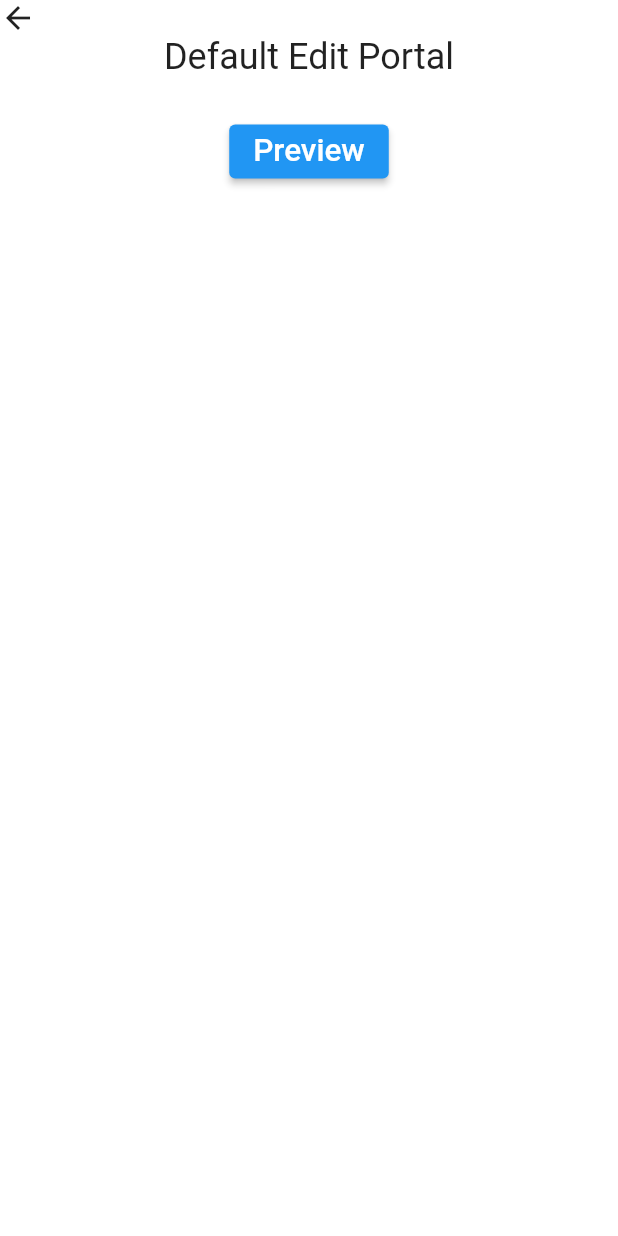
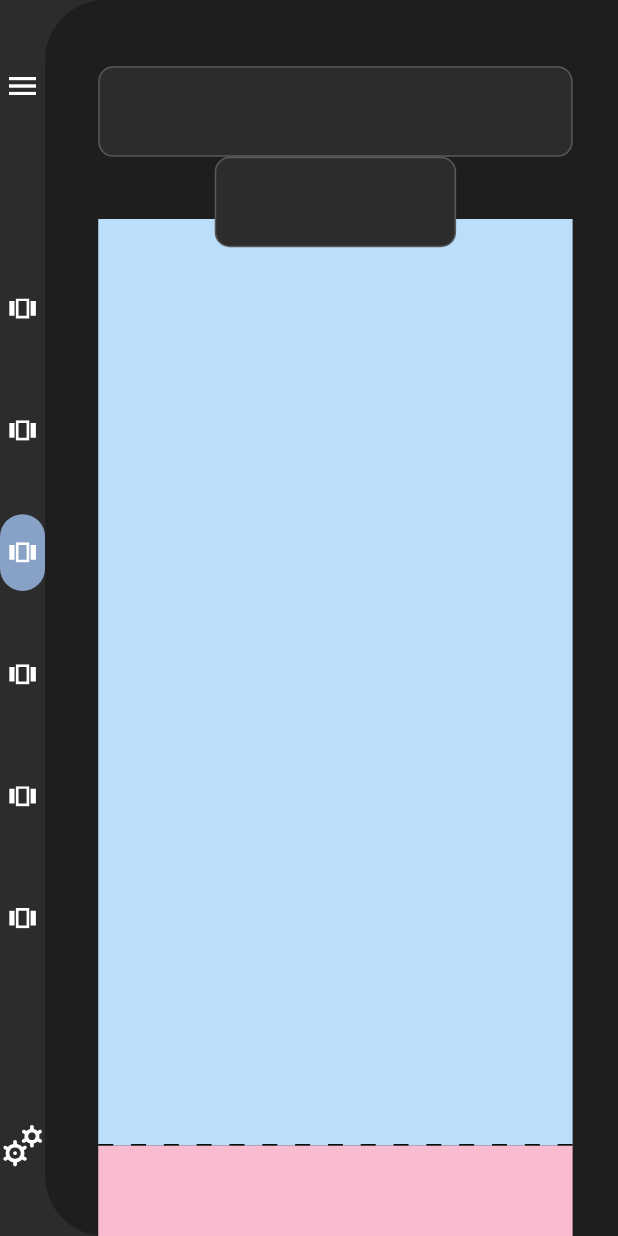
Before and after one commit to aman-netizen-ux/HackCraft, a Flutter app: the DefaultEditPortal screen opened by its route, on a phone screen of 412 x 824 dp. Run offline on Flutter 3.47's test engine with Material 2 defaults, Android fonts, the phone set to English and light mode, and no system bars; our stand-ins replace flutter_colorpicker, flutter_svg, google_fonts, timeline_tile; missing offline and left inert: flutter_font_picker.

Commit message:
default edit portal base done

```diff
--- a/lib/constants/colors.dart
+++ b/lib/constants/colors.dart
@@ -15,10 +15,15 @@ const black8= Color.fromARGB(255, 112, 111, 125);
 
 const greyish1= Color.fromARGB(255, 86, 74, 74);
 const greyish2= Color.fromARGB(255, 190, 181, 181);
+const greyish3= Color.fromARGB(255, 90, 89, 89);
+
 
 
 const grey1= Color.fromARGB(255, 243, 243, 243);
 const grey2= Color.fromARGB(255, 227, 227, 227);
+const grey3= Color.fromARGB(255, 44, 44, 44);
+const grey4= Color.fromARGB(255, 30, 30, 30);
+
 
 
 const lavender  = Color.fromARGB(255, 226, 204, 255);
@@ -27,6 +32,8 @@ const defaultTemplateCardTitle= Color.fromARGB(255, 150, 102, 197);
 const defaultTemplateCardBorder= Color.fromARGB(255, 217, 179, 255);
 const customTemplateCardTitle= Color.fromARGB(255, 39, 171, 183);
 const customTemplateCardBorder= Color.fromARGB(255, 108, 209, 219);
+const sectionSelection= Color.fromARGB(255, 136, 161, 199);// softblue in edit portal (default)
+
 
 
 const lightBlue= Color.fromARGB(255, 181, 201, 255);
--- /dev/null
+++ b/lib/views/Components/separator.dart
@@ -0,0 +1,33 @@
+import 'package:flutter/material.dart';
+
+class Separator extends StatelessWidget {
+  const Separator({Key? key, this.height = 1, this.color = Colors.black})
+      : super(key: key);
+  final double height;
+  final Color color;
+
+  @override
+  Widget build(BuildContext context) {
+    return LayoutBuilder(
+      builder: (BuildContext context, BoxConstraints constraints) {
+        final boxWidth = constraints.constrainWidth();
+        const dashWidth = 10.0;
+        final dashHeight = height;
+        final dashCount = (boxWidth / (2 * dashWidth)).floor();
+        return Flex(
+          mainAxisAlignment: MainAxisAlignment.spaceBetween,
+          direction: Axis.horizontal,
+          children: List.generate(dashCount, (_) {
+            return SizedBox(
+              width: dashWidth,
+              height: dashHeight,
+              child: DecoratedBox(
+                decoration: BoxDecoration(color: color),
+              ),
+            );
+          }),
+        );
+      },
+    );
+  }
+}
--- /dev/null
+++ b/lib/views/Screens/DefaultEditPortal/Desktop/Sections/canvas.dart
@@ -0,0 +1,55 @@
+import 'package:flutter/material.dart';
+import 'package:major_project__widget_testing/constants/colors.dart';
+import 'package:major_project__widget_testing/utils/scaling.dart';
+import 'package:major_project__widget_testing/views/Components/separator.dart';
+
+
+class DefaultCanvas extends StatefulWidget {
+  const DefaultCanvas({super.key});
+
+  @override
+  State<DefaultCanvas> createState() => _DefaultCanvasState();
+}
+
+class _DefaultCanvasState extends State<DefaultCanvas> {
+  @override
+  Widget build(BuildContext context) {
+    return Expanded(
+      flex: 8698,
+      child: SizedBox(
+        height: double.infinity,
+        width: double.infinity,
+        child: ListView(
+          children: [
+            Container(
+              height: scaleHeight(context, 615),
+              width: double.infinity,
+              color: Colors.blue[100],
+            ),
+            Container(
+              height: scaleHeight(context, 615),
+              width: double.infinity,
+              color: Colors.pink[100],
+            ),
+            Container(
+              height: scaleHeight(context, 615),
+              width: double.infinity,
+              color: Colors.brown[300],
+            ),
+            Container(
+              height: scaleHeight(context, 400),
+              width: double.infinity,
+              color: Colors.purple[200],
+            ),
+            Container(
+              height: scaleHeight(context, 60),
+              width: double.infinity,
+              color: grey4,
+            ),
+
+          ],
+        ),
+      ),
+    );
+  }
+}
--- /dev/null
+++ b/lib/views/Screens/DefaultEditPortal/Desktop/Sections/right_panel.dart
@@ -0,0 +1,63 @@
+import 'package:flutter/material.dart';
+import 'package:major_project__widget_testing/constants/colors.dart';
+import 'package:major_project__widget_testing/utils/scaling.dart';
+import 'package:major_project__widget_testing/views/Components/separator.dart';
+import 'package:major_project__widget_testing/views/Screens/DefaultEditPortal/Desktop/Sections/canvas.dart';
+import 'package:major_project__widget_testing/views/Screens/DefaultEditPortal/Desktop/Sections/stackedToolBar.dart';
+import 'package:major_project__widget_testing/views/Screens/DefaultEditPortal/Desktop/Sections/toolbar.dart';
+
+class RightPanel extends StatefulWidget {
+  const RightPanel({super.key});
+
+  @override
+  State<RightPanel> createState() => _RightPanelState();
+}
+
+class _RightPanelState extends State<RightPanel> {
+  @override
+  Widget build(BuildContext context) {
+    return Container(
+      height: double.infinity,
+      width: double.infinity,
+      padding: EdgeInsets.only(
+          left: scaleWidth(context, 110),
+          right: scaleWidth(context, 94),
+          top: scaleHeight(context, 44)),
+      decoration: const BoxDecoration(
+        borderRadius: BorderRadius.only(
+            topLeft: Radius.circular(40), bottomLeft: Radius.circular(40)),
+        color: grey4,
+      ),
+      child: Stack(
+        children: [
+          Column(
+            children: [
+              const ToolBar(),
+              Expanded(flex: 0528, child: Container()),
+              const DefaultCanvas()
+            ],
+          ),
+          Align(
+             alignment: Alignment.topCenter,
+            child: Padding(
+                padding: EdgeInsets.only(top: scaleHeight(context, 60)),
+                child: StackedToolBar()),
+          ),
+
+          Align(
+            alignment: Alignment.bottomCenter,
+            child: Container(
+              padding: EdgeInsets.only(
+                bottom: scaleHeight(context, 60),
+              ),
+              width: double.infinity, // Set the width to double.infinity
+              child: const Separator(),
+            ),
+          )
+
+
+        ],
+      ),
+    );
+  }
+}
--- /dev/null
+++ b/lib/views/Screens/DefaultEditPortal/Desktop/Sections/side_panel.dart
@@ -0,0 +1,112 @@
+import 'package:flutter/material.dart';
+import 'package:flutter_svg/flutter_svg.dart';
+import 'package:major_project__widget_testing/constants/colors.dart';
+import 'package:major_project__widget_testing/constants/radius.dart';
+import 'package:major_project__widget_testing/utils/scaling.dart';
+
+class SidePanel extends StatefulWidget {
+  const SidePanel({super.key});
+
+  @override
+  State<SidePanel> createState() => _SidePanelState();
+}
+
+class _SidePanelState extends State<SidePanel> {
+  @override
+  Widget build(BuildContext context) {
+    return Padding(
+      padding: EdgeInsets.symmetric(vertical: scaleHeight(context, 45)),
+      child: Column(
+        mainAxisAlignment: MainAxisAlignment.spaceBetween,
+        children: [
+          InkWell(
+            splashColor: Colors.transparent,
+            highlightColor: Colors.transparent,
+              onTap: () {
+                Navigator.pushNamed(context, '/defaultTemplate');
+              },
+              child: const Icon(
+                Icons.menu,
+                color: Colors.white,
+              )),
+
+          Column(
+            children: List.generate(6, (index) {
+              int selectedSection = 2;
+              return SectionButton(
+                selectedSection: selectedSection,
+                index: index,
+              );
+            }),
+          ),
+
+          InkWell(
+            splashColor: Colors.transparent,
+            highlightColor: Colors.transparent,
+              onTap: () {},
+              child: SvgPicture.asset(
+                  'assets/icons/defaultEditPortal/settings.svg'))
+        ],
+      ),
+    );
+  }
+}
+
+class SectionButton extends StatelessWidget {
+  const SectionButton({
+    super.key,
+    required this.selectedSection, required this.index,
+  });
+
+  final int selectedSection;
+  final int index;
+
+  @override
+  Widget build(BuildContext context) {
+    return Padding(
+      padding:  EdgeInsets.symmetric(
+          vertical: scaleHeight(context, 15),
+        ).copyWith(
+          top: index == 0
+              ? 0
+              : null, // Remove top margin for the first item
+          bottom: index == 5
+              ? 0
+              : null, // Remove bottom margin for the last item
+        ),
+      child: InkWell(
+      highlightColor: Colors.transparent,
+      hoverColor: sectionSelection.withOpacity(0.2),
+      splashColor: sectionSelection,
+      borderRadius:  BorderRadius.circular(rad5_3),
+
+        onTap: () {
+          // Add your onTap functionality here
+
+        },
+        child: Container(
+          padding: EdgeInsets.symmetric(
+            horizontal: scaleWidth(context, 19),
+            vertical: scaleHeight(context, 14),
+          ),
+          // margin: EdgeInsets.symmetric(
+          //   vertical: scaleHeight(context, 15),
+          // ).copyWith(
+          //   top: index == 0
+          //       ? 0
+          //       : null, // Remove top margin for the first item
+          //   bottom: index == 5
+          //       ? 0
+          //       : null, // Remove bottom margin for the last item
+          // ),
+          decoration: BoxDecoration(
+            color: selectedSection == index ? sectionSelection : null,
+            borderRadius: BorderRadius.circular(rad5_3),
+          ),
+          child: SvgPicture.asset(
+              'assets/icons/defaultEditPortal/section_icon.svg'),
+        ),
+      ),
+    );
+  }
+}
--- /dev/null
+++ b/lib/views/Screens/DefaultEditPortal/Desktop/Sections/stackedToolBar.dart
@@ -0,0 +1,28 @@
+import 'package:flutter/material.dart';
+import 'package:major_project__widget_testing/constants/colors.dart';
+import 'package:major_project__widget_testing/constants/radius.dart';
+import 'package:major_project__widget_testing/utils/scaling.dart';
+
+class StackedToolBar extends StatefulWidget {
+  const StackedToolBar({super.key});
+
+  @override
+  State<StackedToolBar> createState() => _StackedToolBarState();
+}
+
+class _StackedToolBarState extends State<StackedToolBar> {
+  @override
+  Widget build(BuildContext context) {
+    return Container(
+      height: scaleHeight(context, 60),
+      width: scaleWidth(context, 500),
+      decoration: BoxDecoration(
+        color: grey3,
+        borderRadius: BorderRadius.circular(rad5_2),
+        border: Border.all(
+          color: greyish3
+        )
+      ),
+    );
+  }
+}
--- /dev/null
+++ b/lib/views/Screens/DefaultEditPortal/Desktop/Sections/toolbar.dart
@@ -0,0 +1,31 @@
+import 'package:flutter/material.dart';
+import 'package:major_project__widget_testing/constants/colors.dart';
+import 'package:major_project__widget_testing/constants/radius.dart';
+import 'package:major_project__widget_testing/utils/scaling.dart';
+
+class ToolBar extends StatefulWidget {
+  const ToolBar({super.key});
+
+  @override
+  State<ToolBar> createState() => _ToolBarState();
+}
+
+class _ToolBarState extends State<ToolBar> {
+  @override
+  Widget build(BuildContext context) {
+    return Expanded(
+      flex: 0774,
+      child: Container(
+        height: scaleHeight(context, 60),
+        width: double.infinity,
+        decoration: BoxDecoration(
+          color: grey3,
+          borderRadius: BorderRadius.circular(rad5_2),
+          border: Border.all(
+            color: greyish3
+          )
+        ),
+      ),
+    );
+  }
+}
--- a/lib/views/Screens/DefaultEditPortal/Desktop/desktop_default_editPortal.dart
+++ b/lib/views/Screens/DefaultEditPortal/Desktop/desktop_default_editPortal.dart
@@ -1,44 +1,29 @@
 import 'package:flutter/material.dart';
-
+import 'package:major_project__widget_testing/views/Screens/DefaultEditPortal/Desktop/Sections/right_panel.dart';
+import 'package:major_project__widget_testing/views/Screens/DefaultEditPortal/Desktop/Sections/side_panel.dart';
 
 class DefaultEditPortalDesktopBody extends StatefulWidget {
   const DefaultEditPortalDesktopBody({super.key});
 
   @override
-  State<DefaultEditPortalDesktopBody> createState() => _DefaultEditPortalDesktopBodyState();
+  State<DefaultEditPortalDesktopBody> createState() =>
+      _DefaultEditPortalDesktopBodyState();
 }
 
-class _DefaultEditPortalDesktopBodyState extends State<DefaultEditPortalDesktopBody> {
+class _DefaultEditPortalDesktopBodyState
+    extends State<DefaultEditPortalDesktopBody> {
   @override
   Widget build(BuildContext context) {
-    return   Column(
+    return const Row(
       children: [
-         Align(
-          alignment: Alignment.topLeft,
-           child: InkWell(
-            onTap: () => Navigator.pop(context),
-            child: const Icon(Icons.arrow_back)
-                 ),
-         ),
-         const Text(
-           'Default Edit Portal',
-           style: TextStyle(
-             fontSize: 24
-           ),
-         ),
-          const SizedBox(height: 25,),
-
-          ElevatedButton(
-            onPressed: (){
-              Navigator.pushNamed(context, '/defaultTemplate');
-            },
-            child: const Text(
-           'Preview',
-           style: TextStyle(
-             fontSize: 21
-           ),
-         ))
-
+         Expanded(
+            flex: 73,
+            child: SidePanel()
+          ),
+        Expanded(
+            flex: 927,
+            child: RightPanel()
+            )
       ],
     );
   }
--- a/lib/views/Screens/DefaultEditPortal/default_editPortal.dart
+++ b/lib/views/Screens/DefaultEditPortal/default_editPortal.dart
@@ -1,4 +1,5 @@
 import 'package:flutter/material.dart';
+import 'package:major_project__widget_testing/constants/colors.dart';
 import 'package:major_project__widget_testing/responsive/responsive_layout.dart';
 import 'package:major_project__widget_testing/views/Screens/DefaultEditPortal/Desktop/desktop_default_editPortal.dart';
 
@@ -14,13 +15,11 @@ class _DefaultEditPortalState extends State<DefaultEditPortal> {
   Widget build(BuildContext context) {
     return  SafeArea(
       child: Scaffold(
-        backgroundColor: Colors.white,
-        body: SingleChildScrollView(
-          child: ResponsiveLayout(
-            mobileBody: const DefaultEditPortalDesktopBody(), //TODO: Add mobile body
-            desktopBody: const DefaultEditPortalDesktopBody(),
-            tabletBody: const DefaultEditPortalDesktopBody(),  //TODO: Add tablet body
-          ),
+        backgroundColor: grey3,
+        body: ResponsiveLayout(
+          mobileBody: const DefaultEditPortalDesktopBody(), //TODO: Add mobile body
+          desktopBody: const DefaultEditPortalDesktopBody(),
+          tabletBody: const DefaultEditPortalDesktopBody(),  //TODO: Add tablet body
         ),
       ),
     );
--- a/pubspec.yaml
+++ b/pubspec.yaml
@@ -68,8 +68,10 @@ flutter:
   assets:
     - assets/
     - assets/images/
+    - assets/icons/
     - assets/images/defaultTemplate/
     - assets/images/host/
+    - assets/icons/defaultEditPortal/
 
   # An image asset can refer to one or more resolution-specific "variants", see
   # https://flutter.dev/assets-and-images/#resolution-aware
```
Also changed, not shown: assets/icons/defaultEditPortal/section_icon.svg (added), assets/icons/defaultEditPortal/settings.svg (added).
